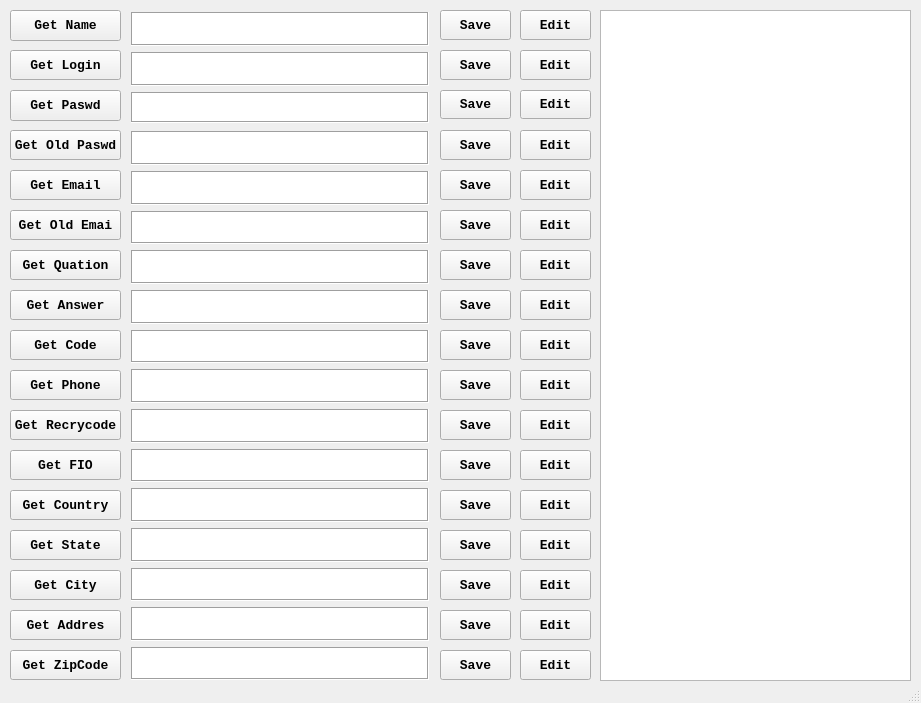
This is myui.ui in themasterid/PStorage as Qt 5 draws it before an edit. The edited form follows.
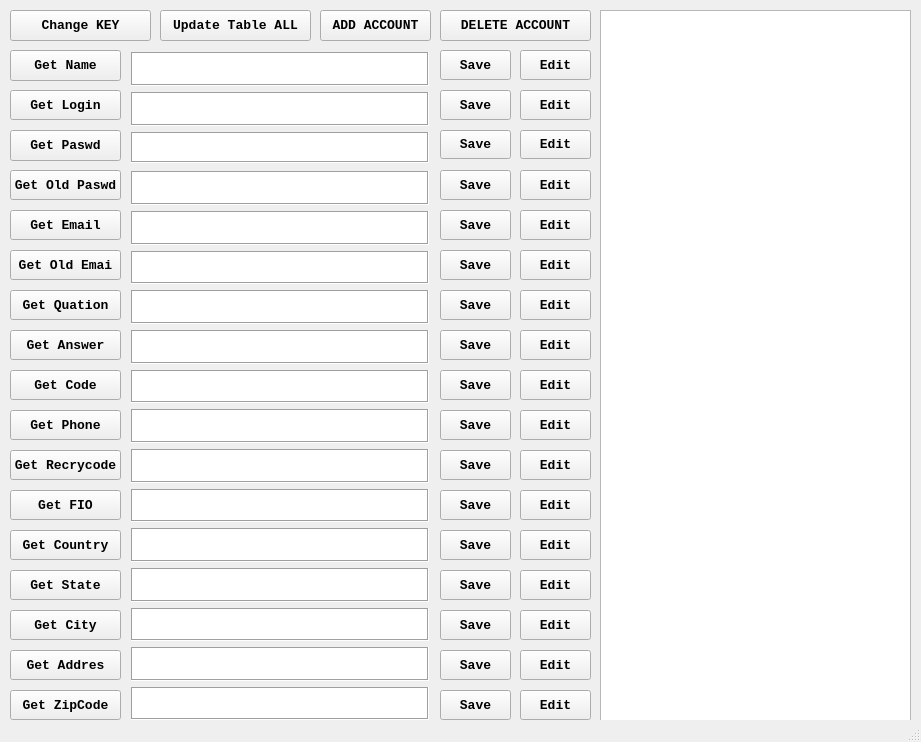
This is the edited form.

```diff
--- a/myui.ui
+++ b/myui.ui
@@ -7,21 +7,9 @@
     <x>0</x>
     <y>0</y>
     <width>921</width>
-    <height>703</height>
+    <height>742</height>
    </rect>
   </property>
-  <property name="minimumSize">
-   <size>
-    <width>921</width>
-    <height>703</height>
-   </size>
-  </property>
-  <property name="maximumSize">
-   <size>
-    <width>921</width>
-    <height>703</height>
-   </size>
-  </property>
   <property name="windowTitle">
    <string>MyStorage</string>
   </property>
@@ -32,7 +20,7 @@
       <x>600</x>
       <y>10</y>
       <width>311</width>
-      <height>671</height>
+      <height>711</height>
      </rect>
     </property>
     <property name="font">
@@ -49,34 +37,6 @@
     <property name="geometry">
      <rect>
       <x>131</x>
-      <y>12</y>
-      <width>298</width>
-      <height>34</height>
-     </rect>
-    </property>
-    <property name="font">
-     <font>
-      <family>Consolas</family>
-      <pointsize>10</pointsize>
-      <weight>75</weight>
-      <italic>false</italic>
-      <bold>true</bold>
-     </font>
-    </property>
-    <property name="frameShape">
-     <enum>QFrame::Box</enum>
-    </property>
-    <property name="frameShadow">
-     <enum>QFrame::Sunken</enum>
-    </property>
-    <property name="readOnly">
-     <bool>false</bool>
-    </property>
-   </widget>
-   <widget class="QTextEdit" name="textEdit_Login">
-    <property name="geometry">
-     <rect>
-      <x>131</x>
       <y>52</y>
       <width>298</width>
       <height>34</height>
@@ -101,11 +61,39 @@
      <bool>false</bool>
     </property>
    </widget>
+   <widget class="QTextEdit" name="textEdit_Login">
+    <property name="geometry">
+     <rect>
+      <x>131</x>
+      <y>92</y>
+      <width>298</width>
+      <height>34</height>
+     </rect>
+    </property>
+    <property name="font">
+     <font>
+      <family>Consolas</family>
+      <pointsize>10</pointsize>
+      <weight>75</weight>
+      <italic>false</italic>
+      <bold>true</bold>
+     </font>
+    </property>
+    <property name="frameShape">
+     <enum>QFrame::Box</enum>
+    </property>
+    <property name="frameShadow">
+     <enum>QFrame::Sunken</enum>
+    </property>
+    <property name="readOnly">
+     <bool>false</bool>
+    </property>
+   </widget>
    <widget class="QTextEdit" name="textEdit_OldPassword">
     <property name="geometry">
      <rect>
       <x>131</x>
-      <y>131</y>
+      <y>171</y>
       <width>298</width>
       <height>34</height>
      </rect>
@@ -133,7 +121,7 @@
     <property name="geometry">
      <rect>
       <x>131</x>
-      <y>92</y>
+      <y>132</y>
       <width>298</width>
       <height>31</height>
      </rect>
@@ -161,7 +149,7 @@
     <property name="geometry">
      <rect>
       <x>131</x>
-      <y>250</y>
+      <y>290</y>
       <width>298</width>
       <height>34</height>
      </rect>
@@ -189,36 +177,36 @@
     <property name="geometry">
      <rect>
       <x>131</x>
-      <y>171</y>
-      <width>298</width>
-      <height>34</height>
-     </rect>
-    </property>
-    <property name="font">
-     <font>
-      <family>Consolas</family>
-      <pointsize>10</pointsize>
-      <weight>75</weight>
-      <italic>false</italic>
-      <bold>true</bold>
-     </font>
-    </property>
-    <property name="frameShape">
-     <enum>QFrame::Box</enum>
-    </property>
-    <property name="frameShadow">
-     <enum>QFrame::Sunken</enum>
-    </property>
-    <property name="readOnly">
-     <bool>false</bool>
-    </property>
-   </widget>
-   <widget class="QTextEdit" name="textEdit_OldEmail">
-    <property name="geometry">
-     <rect>
-      <x>131</x>
       <y>211</y>
       <width>298</width>
+      <height>34</height>
+     </rect>
+    </property>
+    <property name="font">
+     <font>
+      <family>Consolas</family>
+      <pointsize>10</pointsize>
+      <weight>75</weight>
+      <italic>false</italic>
+      <bold>true</bold>
+     </font>
+    </property>
+    <property name="frameShape">
+     <enum>QFrame::Box</enum>
+    </property>
+    <property name="frameShadow">
+     <enum>QFrame::Sunken</enum>
+    </property>
+    <property name="readOnly">
+     <bool>false</bool>
+    </property>
+   </widget>
+   <widget class="QTextEdit" name="textEdit_OldEmail">
+    <property name="geometry">
+     <rect>
+      <x>131</x>
+      <y>251</y>
+      <width>298</width>
       <height>33</height>
      </rect>
     </property>
@@ -245,7 +233,7 @@
     <property name="geometry">
      <rect>
       <x>40</x>
-      <y>250</y>
+      <y>290</y>
       <width>80</width>
       <height>30</height>
      </rect>
@@ -273,7 +261,7 @@
     <property name="geometry">
      <rect>
       <x>131</x>
-      <y>290</y>
+      <y>330</y>
       <width>298</width>
       <height>34</height>
      </rect>
@@ -301,7 +289,7 @@
     <property name="geometry">
      <rect>
       <x>40</x>
-      <y>210</y>
+      <y>250</y>
       <width>80</width>
       <height>30</height>
      </rect>
@@ -329,7 +317,7 @@
     <property name="geometry">
      <rect>
       <x>131</x>
-      <y>369</y>
+      <y>409</y>
       <width>298</width>
       <height>34</height>
      </rect>
@@ -357,7 +345,7 @@
     <property name="geometry">
      <rect>
       <x>131</x>
-      <y>330</y>
+      <y>370</y>
       <width>298</width>
       <height>33</height>
      </rect>
@@ -385,36 +373,36 @@
     <property name="geometry">
      <rect>
       <x>131</x>
-      <y>409</y>
-      <width>298</width>
-      <height>34</height>
-     </rect>
-    </property>
-    <property name="font">
-     <font>
-      <family>Consolas</family>
-      <pointsize>10</pointsize>
-      <weight>75</weight>
-      <italic>false</italic>
-      <bold>true</bold>
-     </font>
-    </property>
-    <property name="frameShape">
-     <enum>QFrame::Box</enum>
-    </property>
-    <property name="frameShadow">
-     <enum>QFrame::Sunken</enum>
-    </property>
-    <property name="readOnly">
-     <bool>false</bool>
-    </property>
-   </widget>
-   <widget class="QTextEdit" name="textEdit_FIO">
-    <property name="geometry">
-     <rect>
-      <x>131</x>
       <y>449</y>
       <width>298</width>
+      <height>34</height>
+     </rect>
+    </property>
+    <property name="font">
+     <font>
+      <family>Consolas</family>
+      <pointsize>10</pointsize>
+      <weight>75</weight>
+      <italic>false</italic>
+      <bold>true</bold>
+     </font>
+    </property>
+    <property name="frameShape">
+     <enum>QFrame::Box</enum>
+    </property>
+    <property name="frameShadow">
+     <enum>QFrame::Sunken</enum>
+    </property>
+    <property name="readOnly">
+     <bool>false</bool>
+    </property>
+   </widget>
+   <widget class="QTextEdit" name="textEdit_FIO">
+    <property name="geometry">
+     <rect>
+      <x>131</x>
+      <y>489</y>
+      <width>298</width>
       <height>33</height>
      </rect>
     </property>
@@ -441,34 +429,6 @@
     <property name="geometry">
      <rect>
       <x>131</x>
-      <y>488</y>
-      <width>298</width>
-      <height>34</height>
-     </rect>
-    </property>
-    <property name="font">
-     <font>
-      <family>Consolas</family>
-      <pointsize>10</pointsize>
-      <weight>75</weight>
-      <italic>false</italic>
-      <bold>true</bold>
-     </font>
-    </property>
-    <property name="frameShape">
-     <enum>QFrame::Box</enum>
-    </property>
-    <property name="frameShadow">
-     <enum>QFrame::Sunken</enum>
-    </property>
-    <property name="readOnly">
-     <bool>false</bool>
-    </property>
-   </widget>
-   <widget class="QTextEdit" name="textEdit_State">
-    <property name="geometry">
-     <rect>
-      <x>131</x>
       <y>528</y>
       <width>298</width>
       <height>34</height>
@@ -499,6 +459,34 @@
       <x>131</x>
       <y>568</y>
       <width>298</width>
+      <height>34</height>
+     </rect>
+    </property>
+    <property name="font">
+     <font>
+      <family>Consolas</family>
+      <pointsize>10</pointsize>
+      <weight>75</weight>
+      <italic>false</italic>
+      <bold>true</bold>
+     </font>
+    </property>
+    <property name="frameShape">
+     <enum>QFrame::Box</enum>
+    </property>
+    <property name="frameShadow">
+     <enum>QFrame::Sunken</enum>
+    </property>
+    <property name="readOnly">
+     <bool>false</bool>
+    </property>
+   </widget>
+   <widget class="QTextEdit" name="textEdit_City">
+    <property name="geometry">
+     <rect>
+      <x>131</x>
+      <y>608</y>
+      <width>298</width>
       <height>33</height>
      </rect>
     </property>
@@ -525,36 +513,36 @@
     <property name="geometry">
      <rect>
       <x>131</x>
-      <y>607</y>
-      <width>298</width>
-      <height>34</height>
-     </rect>
-    </property>
-    <property name="font">
-     <font>
-      <family>Consolas</family>
-      <pointsize>10</pointsize>
-      <weight>75</weight>
-      <italic>false</italic>
-      <bold>true</bold>
-     </font>
-    </property>
-    <property name="frameShape">
-     <enum>QFrame::Box</enum>
-    </property>
-    <property name="frameShadow">
-     <enum>QFrame::Sunken</enum>
-    </property>
-    <property name="readOnly">
-     <bool>false</bool>
-    </property>
-   </widget>
-   <widget class="QTextEdit" name="textEdit_ZipCode">
-    <property name="geometry">
-     <rect>
-      <x>131</x>
       <y>647</y>
       <width>298</width>
+      <height>34</height>
+     </rect>
+    </property>
+    <property name="font">
+     <font>
+      <family>Consolas</family>
+      <pointsize>10</pointsize>
+      <weight>75</weight>
+      <italic>false</italic>
+      <bold>true</bold>
+     </font>
+    </property>
+    <property name="frameShape">
+     <enum>QFrame::Box</enum>
+    </property>
+    <property name="frameShadow">
+     <enum>QFrame::Sunken</enum>
+    </property>
+    <property name="readOnly">
+     <bool>false</bool>
+    </property>
+   </widget>
+   <widget class="QTextEdit" name="textEdit_ZipCode">
+    <property name="geometry">
+     <rect>
+      <x>131</x>
+      <y>687</y>
+      <width>298</width>
       <height>33</height>
      </rect>
     </property>
@@ -584,7 +572,7 @@
     <property name="geometry">
      <rect>
       <x>440</x>
-      <y>10</y>
+      <y>50</y>
       <width>71</width>
       <height>30</height>
      </rect>
@@ -606,7 +594,7 @@
     <property name="geometry">
      <rect>
       <x>440</x>
-      <y>50</y>
+      <y>90</y>
       <width>71</width>
       <height>30</height>
      </rect>
@@ -628,7 +616,7 @@
     <property name="geometry">
      <rect>
       <x>440</x>
-      <y>90</y>
+      <y>130</y>
       <width>71</width>
       <height>29</height>
      </rect>
@@ -650,7 +638,7 @@
     <property name="geometry">
      <rect>
       <x>440</x>
-      <y>210</y>
+      <y>250</y>
       <width>71</width>
       <height>30</height>
      </rect>
@@ -672,7 +660,7 @@
     <property name="geometry">
      <rect>
       <x>440</x>
-      <y>170</y>
+      <y>210</y>
       <width>71</width>
       <height>30</height>
      </rect>
@@ -694,7 +682,7 @@
     <property name="geometry">
      <rect>
       <x>440</x>
-      <y>130</y>
+      <y>170</y>
       <width>71</width>
       <height>30</height>
      </rect>
@@ -716,7 +704,7 @@
     <property name="geometry">
      <rect>
       <x>440</x>
-      <y>330</y>
+      <y>370</y>
       <width>71</width>
       <height>30</height>
      </rect>
@@ -738,7 +726,7 @@
     <property name="geometry">
      <rect>
       <x>440</x>
-      <y>450</y>
+      <y>490</y>
       <width>71</width>
       <height>30</height>
      </rect>
@@ -760,7 +748,7 @@
     <property name="geometry">
      <rect>
       <x>440</x>
-      <y>290</y>
+      <y>330</y>
       <width>71</width>
       <height>30</height>
      </rect>
@@ -782,7 +770,7 @@
     <property name="geometry">
      <rect>
       <x>440</x>
-      <y>370</y>
+      <y>410</y>
       <width>71</width>
       <height>30</height>
      </rect>
@@ -804,7 +792,7 @@
     <property name="geometry">
      <rect>
       <x>440</x>
-      <y>410</y>
+      <y>450</y>
       <width>71</width>
       <height>30</height>
      </rect>
@@ -826,7 +814,7 @@
     <property name="geometry">
      <rect>
       <x>440</x>
-      <y>250</y>
+      <y>290</y>
       <width>71</width>
       <height>30</height>
      </rect>
@@ -848,7 +836,7 @@
     <property name="geometry">
      <rect>
       <x>440</x>
-      <y>570</y>
+      <y>610</y>
       <width>71</width>
       <height>30</height>
      </rect>
@@ -870,7 +858,7 @@
     <property name="geometry">
      <rect>
       <x>440</x>
-      <y>530</y>
+      <y>570</y>
       <width>71</width>
       <height>30</height>
      </rect>
@@ -892,7 +880,7 @@
     <property name="geometry">
      <rect>
       <x>440</x>
-      <y>610</y>
+      <y>650</y>
       <width>71</width>
       <height>30</height>
      </rect>
@@ -914,7 +902,7 @@
     <property name="geometry">
      <rect>
       <x>440</x>
-      <y>650</y>
+      <y>690</y>
       <width>71</width>
       <height>30</height>
      </rect>
@@ -936,7 +924,7 @@
     <property name="geometry">
      <rect>
       <x>440</x>
-      <y>490</y>
+      <y>530</y>
       <width>71</width>
       <height>30</height>
      </rect>
@@ -958,7 +946,7 @@
     <property name="geometry">
      <rect>
       <x>520</x>
-      <y>410</y>
+      <y>450</y>
       <width>71</width>
       <height>30</height>
      </rect>
@@ -980,7 +968,7 @@
     <property name="geometry">
      <rect>
       <x>520</x>
-      <y>610</y>
+      <y>650</y>
       <width>71</width>
       <height>30</height>
      </rect>
@@ -1002,7 +990,7 @@
     <property name="geometry">
      <rect>
       <x>520</x>
-      <y>90</y>
+      <y>130</y>
       <width>71</width>
       <height>29</height>
      </rect>
@@ -1024,7 +1012,7 @@
     <property name="geometry">
      <rect>
       <x>520</x>
-      <y>650</y>
+      <y>690</y>
       <width>71</width>
       <height>30</height>
      </rect>
@@ -1046,7 +1034,7 @@
     <property name="geometry">
      <rect>
       <x>520</x>
-      <y>330</y>
+      <y>370</y>
       <width>71</width>
       <height>30</height>
      </rect>
@@ -1068,7 +1056,7 @@
     <property name="geometry">
      <rect>
       <x>520</x>
-      <y>570</y>
+      <y>610</y>
       <width>71</width>
       <height>30</height>
      </rect>
@@ -1090,7 +1078,7 @@
     <property name="geometry">
      <rect>
       <x>520</x>
-      <y>210</y>
+      <y>250</y>
       <width>71</width>
       <height>30</height>
      </rect>
@@ -1112,7 +1100,7 @@
     <property name="geometry">
      <rect>
       <x>520</x>
-      <y>250</y>
+      <y>290</y>
       <width>71</width>
       <height>30</height>
      </rect>
@@ -1134,7 +1122,7 @@
     <property name="geometry">
      <rect>
       <x>520</x>
-      <y>170</y>
+      <y>210</y>
       <width>71</width>
       <height>30</height>
      </rect>
@@ -1156,7 +1144,7 @@
     <property name="geometry">
      <rect>
       <x>520</x>
-      <y>530</y>
+      <y>570</y>
       <width>71</width>
       <height>30</height>
      </rect>
@@ -1178,7 +1166,7 @@
     <property name="geometry">
      <rect>
       <x>520</x>
-      <y>50</y>
+      <y>90</y>
       <width>71</width>
       <height>30</height>
      </rect>
@@ -1200,7 +1188,7 @@
     <property name="geometry">
      <rect>
       <x>520</x>
-      <y>370</y>
+      <y>410</y>
       <width>71</width>
       <height>30</height>
      </rect>
@@ -1222,7 +1210,7 @@
     <property name="geometry">
      <rect>
       <x>520</x>
-      <y>290</y>
+      <y>330</y>
       <width>71</width>
       <height>30</height>
      </rect>
@@ -1244,7 +1232,7 @@
     <property name="geometry">
      <rect>
       <x>520</x>
-      <y>10</y>
+      <y>50</y>
       <width>71</width>
       <height>30</height>
      </rect>
@@ -1266,7 +1254,7 @@
     <property name="geometry">
      <rect>
       <x>520</x>
-      <y>130</y>
+      <y>170</y>
       <width>71</width>
       <height>30</height>
      </rect>
@@ -1288,7 +1276,7 @@
     <property name="geometry">
      <rect>
       <x>520</x>
-      <y>450</y>
+      <y>490</y>
       <width>71</width>
       <height>30</height>
      </rect>
@@ -1310,7 +1298,7 @@
     <property name="geometry">
      <rect>
       <x>520</x>
-      <y>490</y>
+      <y>530</y>
       <width>71</width>
       <height>30</height>
      </rect>
@@ -1332,7 +1320,7 @@
     <property name="geometry">
      <rect>
       <x>10</x>
-      <y>490</y>
+      <y>530</y>
       <width>111</width>
       <height>30</height>
      </rect>
@@ -1354,7 +1342,7 @@
     <property name="geometry">
      <rect>
       <x>10</x>
-      <y>170</y>
+      <y>210</y>
       <width>111</width>
       <height>30</height>
      </rect>
@@ -1376,7 +1364,7 @@
     <property name="geometry">
      <rect>
       <x>10</x>
-      <y>450</y>
+      <y>490</y>
       <width>111</width>
       <height>30</height>
      </rect>
@@ -1398,7 +1386,7 @@
     <property name="geometry">
      <rect>
       <x>10</x>
-      <y>250</y>
+      <y>290</y>
       <width>111</width>
       <height>30</height>
      </rect>
@@ -1420,7 +1408,7 @@
     <property name="geometry">
      <rect>
       <x>10</x>
-      <y>210</y>
+      <y>250</y>
       <width>111</width>
       <height>30</height>
      </rect>
@@ -1442,7 +1430,7 @@
     <property name="geometry">
      <rect>
       <x>10</x>
-      <y>410</y>
+      <y>450</y>
       <width>111</width>
       <height>30</height>
      </rect>
@@ -1464,7 +1452,7 @@
     <property name="geometry">
      <rect>
       <x>10</x>
-      <y>10</y>
+      <y>50</y>
       <width>111</width>
       <height>31</height>
      </rect>
@@ -1486,7 +1474,7 @@
     <property name="geometry">
      <rect>
       <x>10</x>
-      <y>330</y>
+      <y>370</y>
       <width>111</width>
       <height>30</height>
      </rect>
@@ -1508,7 +1496,7 @@
     <property name="geometry">
      <rect>
       <x>10</x>
-      <y>610</y>
+      <y>650</y>
       <width>111</width>
       <height>30</height>
      </rect>
@@ -1530,7 +1518,7 @@
     <property name="geometry">
      <rect>
       <x>10</x>
-      <y>370</y>
+      <y>410</y>
       <width>111</width>
       <height>30</height>
      </rect>
@@ -1552,7 +1540,7 @@
     <property name="geometry">
      <rect>
       <x>10</x>
-      <y>290</y>
+      <y>330</y>
       <width>111</width>
       <height>30</height>
      </rect>
@@ -1574,7 +1562,7 @@
     <property name="geometry">
      <rect>
       <x>10</x>
-      <y>130</y>
+      <y>170</y>
       <width>111</width>
       <height>30</height>
      </rect>
@@ -1596,7 +1584,7 @@
     <property name="geometry">
      <rect>
       <x>10</x>
-      <y>650</y>
+      <y>690</y>
       <width>111</width>
       <height>30</height>
      </rect>
@@ -1618,7 +1606,7 @@
     <property name="geometry">
      <rect>
       <x>10</x>
-      <y>50</y>
+      <y>90</y>
       <width>111</width>
       <height>30</height>
      </rect>
@@ -1640,7 +1628,7 @@
     <property name="geometry">
      <rect>
       <x>10</x>
-      <y>90</y>
+      <y>130</y>
       <width>111</width>
       <height>31</height>
      </rect>
@@ -1662,7 +1650,7 @@
     <property name="geometry">
      <rect>
       <x>10</x>
-      <y>530</y>
+      <y>570</y>
       <width>111</width>
       <height>30</height>
      </rect>
@@ -1684,7 +1672,7 @@
     <property name="geometry">
      <rect>
       <x>10</x>
-      <y>570</y>
+      <y>610</y>
       <width>111</width>
       <height>30</height>
      </rect>
@@ -1702,6 +1690,94 @@
      <string>Get City</string>
     </property>
    </widget>
+   <widget class="QPushButton" name="pushButton_Update_All_Table">
+    <property name="geometry">
+     <rect>
+      <x>160</x>
+      <y>10</y>
+      <width>151</width>
+      <height>31</height>
+     </rect>
+    </property>
+    <property name="font">
+     <font>
+      <family>Consolas</family>
+      <pointsize>10</pointsize>
+      <weight>75</weight>
+      <italic>false</italic>
+      <bold>true</bold>
+     </font>
+    </property>
+    <property name="text">
+     <string>Update Table ALL</string>
+    </property>
+   </widget>
+   <widget class="QPushButton" name="pushButton_Change_KEY">
+    <property name="geometry">
+     <rect>
+      <x>10</x>
+      <y>10</y>
+      <width>141</width>
+      <height>31</height>
+     </rect>
+    </property>
+    <property name="font">
+     <font>
+      <family>Consolas</family>
+      <pointsize>10</pointsize>
+      <weight>75</weight>
+      <italic>false</italic>
+      <bold>true</bold>
+     </font>
+    </property>
+    <property name="text">
+     <string>Change KEY</string>
+    </property>
+   </widget>
+   <widget class="QPushButton" name="pushButton_ADD_ACCOUNT">
+    <property name="geometry">
+     <rect>
+      <x>320</x>
+      <y>10</y>
+      <width>111</width>
+      <height>31</height>
+     </rect>
+    </property>
+    <property name="font">
+     <font>
+      <family>Consolas</family>
+      <pointsize>10</pointsize>
+      <weight>75</weight>
+      <italic>false</italic>
+      <bold>true</bold>
+     </font>
+    </property>
+    <property name="text">
+     <string>ADD ACCOUNT</string>
+    </property>
+   </widget>
+   <widget class="QPushButton" name="pushButton_DELETE_ACCOUNT">
+    <property name="geometry">
+     <rect>
+      <x>440</x>
+      <y>10</y>
+      <width>151</width>
+      <height>31</height>
+     </rect>
+    </property>
+    <property name="font">
+     <font>
+      <family>Consolas</family>
+      <pointsize>10</pointsize>
+      <weight>75</weight>
+      <italic>false</italic>
+      <bold>true</bold>
+     </font>
+    </property>
+    <property name="text">
+     <string>DELETE ACCOUNT</string>
+    </property>
+   </widget>
   </widget>
   <widget class="QStatusBar" name="statusBar"/>
   <action name="action_Close">
```
Left out of the diff: 2 changed lines with no effect on the pictures.
